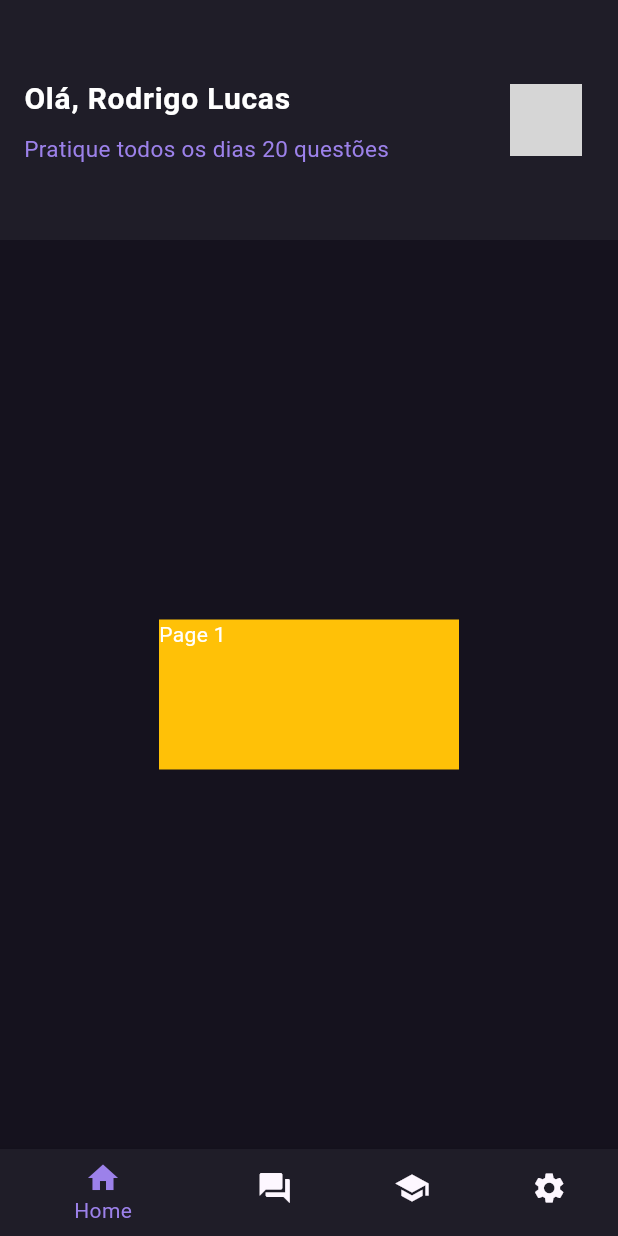
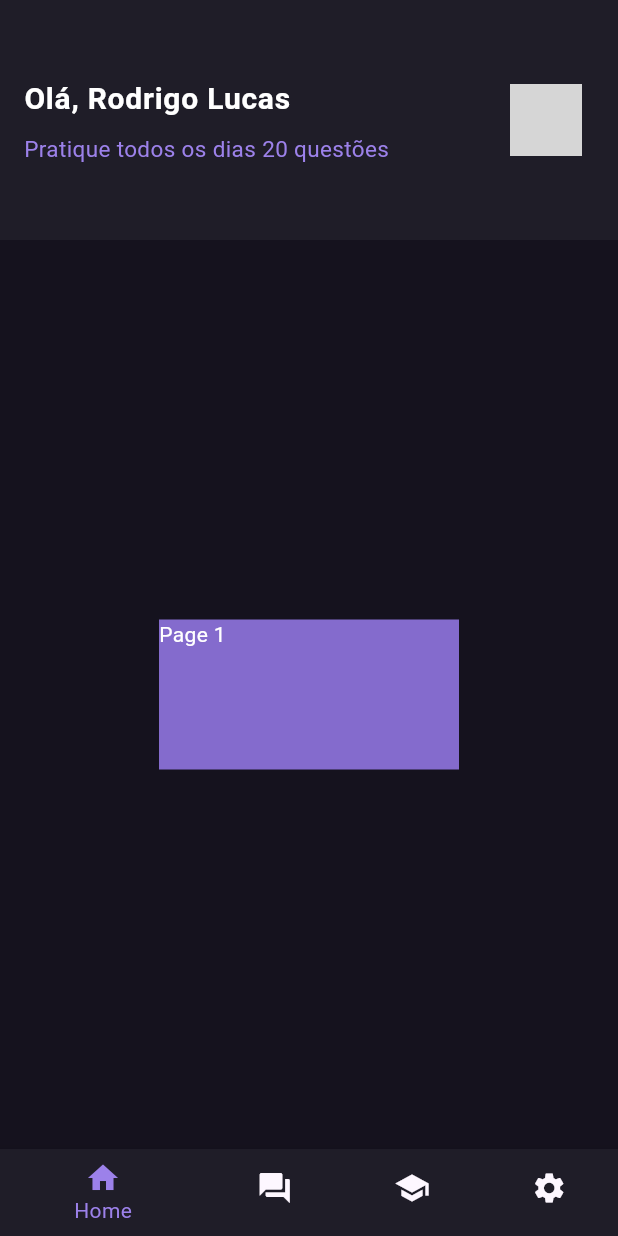
Before and after one commit to Rodrigo322/general-mobile, a Flutter app: the HomePage screen opened by its route, on a phone screen of 412 x 824 dp. Run offline on Flutter 3.47's test engine with Material 2 defaults, Android fonts, the phone set to English and light mode, and no system bars; our stand-ins replace flutter_modular; network calls fail; grey boxes are pictures that could not be loaded.

```diff
--- a/lib/modules/home/screens/home_page.dart
+++ b/lib/modules/home/screens/home_page.dart
@@ -1,5 +1,7 @@
 import 'package:flutter/material.dart';
 import 'package:general_mobile/shared/utilities/app_colors.dart';
+
+import '../widgets/app_bar_widget.dart';
 
 class HomePage extends StatefulWidget {
   const HomePage({super.key});
@@ -16,7 +18,9 @@ class _HomePageState extends State<HomePage> {
     Container(
       height: 100,
       width: 200,
-      decoration: const BoxDecoration(color: Colors.amber),
+      decoration: const BoxDecoration(
+        color: AppColors.button,
+      ),
       child: const Text(
         "Page 1",
         style: optionStyle,
@@ -45,56 +49,9 @@ class _HomePageState extends State<HomePage> {
   @override
   Widget build(BuildContext context) {
     return Scaffold(
-      appBar: PreferredSize(
-        preferredSize: const Size.fromHeight(160),
-        child: Container(
-          height: 160,
-          color: AppColors.secondary,
-          child: Center(
-            child: ListTile(
-              title: const Text.rich(
-                TextSpan(
-                  text: "Olá, ",
-                  style: TextStyle(
-                    color: AppColors.title,
-                    fontWeight: FontWeight.bold,
-                    fontSize: 20,
-                  ),
-                  children: [
-                    TextSpan(
-                      text: "Rodrigo Lucas",
-                      style: TextStyle(
-                        fontWeight: FontWeight.w700,
-                      ),
-                    ),
-                  ],
-                ),
-              ),
-              subtitle: const Padding(
-                padding: EdgeInsets.only(top: 8),
-                child: Text(
-                  "Pratique todos os dias 20 questões",
-                  style: TextStyle(
-                    color: AppColors.sutTitle,
-                    fontSize: 15,
-                  ),
-                ),
-              ),
-              trailing: SizedBox(
-                width: 48,
-                height: 48,
-                child: Image.network(
-                  'https://github.com/rodrigo322.png',
-                  loadingBuilder: (context, child, progress) {
-                    return progress == null
-                        ? child
-                        : const CircularProgressIndicator();
-                  },
-                ),
-              ),
-            ),
-          ),
-        ),
+      appBar: const PreferredSize(
+        preferredSize: Size.fromHeight(160),
+        child: AppBarWidget(),
       ),
       backgroundColor: AppColors.primary,
       body: Center(
--- /dev/null
+++ b/lib/modules/home/widgets/app_bar_widget.dart
@@ -0,0 +1,59 @@
+import 'package:flutter/material.dart';
+
+import '../../../shared/utilities/app_colors.dart';
+
+class AppBarWidget extends StatelessWidget {
+  const AppBarWidget({super.key});
+
+  @override
+  Widget build(BuildContext context) {
+    return Container(
+      height: 160,
+      color: AppColors.secondary,
+      child: Center(
+        child: ListTile(
+          title: const Text.rich(
+            TextSpan(
+              text: "Olá, ",
+              style: TextStyle(
+                color: AppColors.title,
+                fontWeight: FontWeight.bold,
+                fontSize: 20,
+              ),
+              children: [
+                TextSpan(
+                  text: "Rodrigo Lucas",
+                  style: TextStyle(
+                    fontWeight: FontWeight.w700,
+                  ),
+                ),
+              ],
+            ),
+          ),
+          subtitle: const Padding(
+            padding: EdgeInsets.only(top: 8),
+            child: Text(
+              "Pratique todos os dias 20 questões",
+              style: TextStyle(
+                color: AppColors.sutTitle,
+                fontSize: 15,
+              ),
+            ),
+          ),
+          trailing: SizedBox(
+            width: 48,
+            height: 48,
+            child: Image.network(
+              'https://github.com/rodrigo322.png',
+              loadingBuilder: (context, child, progress) {
+                return progress == null
+                    ? child
+                    : const CircularProgressIndicator();
+              },
+            ),
+          ),
+        ),
+      ),
+    );
+  }
+}
--- a/lib/modules/login/login_module.dart
+++ b/lib/modules/login/login_module.dart
@@ -10,6 +10,10 @@ class LoginModule extends Module {
   List<ModularRoute> get routes => [
         ChildRoute('/', child: (context, args) => const LoginPage()),
         //inicia o modulo de login
-        ModuleRoute('/home/', module: HomeModule())
+        ModuleRoute(
+          '/home/',
+          module: HomeModule(),
+          transition: TransitionType.leftToRightWithFade,
+        )
       ];
 }
```
